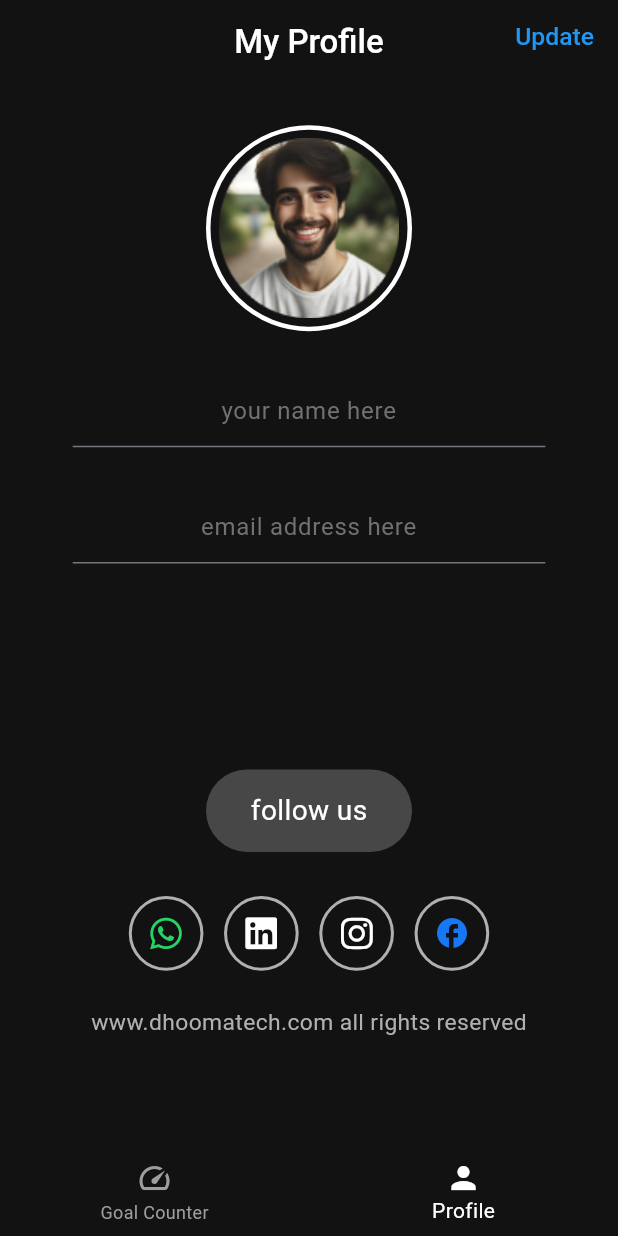
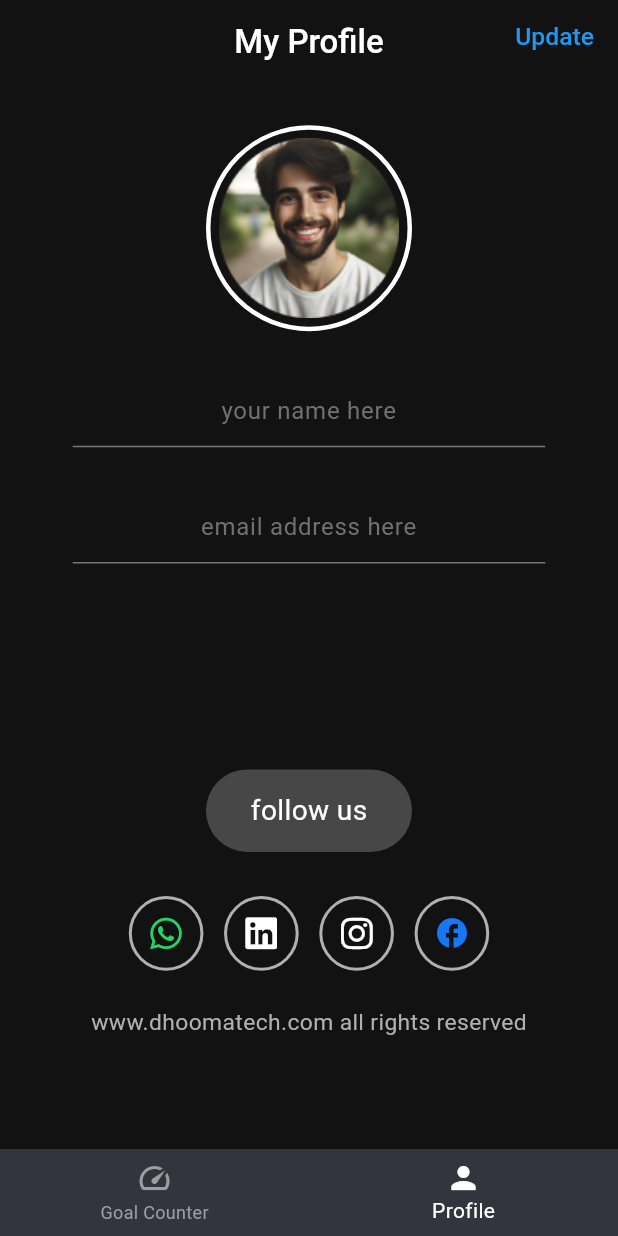
Before and after one commit to Syamkrishna2272/DayCounterApp, a Flutter app: the GoalCounterScreen screen opened directly, item 2 of the bottom bar chosen, on a phone screen of 412 x 824 dp. Run offline on Flutter 3.47's test engine with Material 3 defaults, Android fonts, the phone set to English and light mode, and no system bars; our stand-ins replace cloud_firestore, firebase_auth, firebase_core, firebase_storage, font_awesome_flutter, google_sign_in and 1 more; accounts and stored records are empty.

Commit message:
whatsapp icon functionality completed, footer color changed, and dialog color changed

```diff
--- a/lib/screen/addDialogscreen/goal_add_screen.dart
+++ b/lib/screen/addDialogscreen/goal_add_screen.dart
@@ -40,7 +40,7 @@ class _GoalAddingState extends State<GoalAdding> {
         borderRadius:
             BorderRadius.circular(MediaQuery.sizeOf(context).width / 35),
       ),
-      backgroundColor: const Color(0xFF34343E),
+      backgroundColor: Color.fromARGB(255, 29, 29, 35),
       child: Container(
         padding: EdgeInsets.all(MediaQuery.sizeOf(context).width / 25),
         child: Column(
--- a/lib/screen/homeScreen/goal_screen.dart
+++ b/lib/screen/homeScreen/goal_screen.dart
@@ -60,7 +60,7 @@ class _GoalCounterScreenState extends State<GoalCounterScreen> {
         child: _screens[_selectedIndex],
       ),
       bottomNavigationBar: BottomNavigationBar(
-        backgroundColor: const Color(0xFF121212),
+        backgroundColor:  Color(0xFF34343E),
         items: const [
           BottomNavigationBarItem(
             icon: Icon(Icons.speed),
--- a/lib/screen/profilescreen/user_profile.dart
+++ b/lib/screen/profilescreen/user_profile.dart
@@ -282,7 +282,10 @@ class _ProfileScreenState extends State<ProfileScreen> {
               Row(
                 mainAxisAlignment: MainAxisAlignment.center,
                 children: [
-                  const WhatsappIconWidget(),
+                  const WhatsappIconWidget(
+                    phoneNumber: '8891416677',
+                    countryCode: '+91',
+                  ),
                   SizedBox(width: MediaQuery.sizeOf(context).width / 30),
                   const LinkedinIconWidget(),
                   SizedBox(width: MediaQuery.sizeOf(context).width / 30),
--- a/lib/screen/profilescreen/widget/whatsapp_icon.dart
+++ b/lib/screen/profilescreen/widget/whatsapp_icon.dart
@@ -1,22 +1,24 @@
 import 'package:flutter/material.dart';
 import 'package:font_awesome_flutter/font_awesome_flutter.dart';
+import 'package:url_launcher/url_launcher.dart';
 
 class WhatsappIconWidget extends StatelessWidget {
-  const WhatsappIconWidget({
-    super.key,
-  });
+  final String phoneNumber;
+  final String countryCode;
+  const WhatsappIconWidget(
+      {super.key, required this.phoneNumber, required this.countryCode});
 
   @override
   Widget build(BuildContext context) {
     return InkWell(
-      // onTap: ()async {
-      //   final Uri url=Uri.parse('https://www.linkedin.com/company/dhoomatech/');
-      //   if(await canLaunchUrl(url)){
-      //     await launchUrl(url);
-      //   }else{
-      //     throw 'could not launch $url';
-      //   }
-      // },
+      onTap: () async {
+        final String fullphonenumber = '$countryCode$phoneNumber';
+        final Uri url = Uri.parse('https://wa.me/+$fullphonenumber');
+        if (await launchUrl(url, mode: LaunchMode.externalApplication)) {
+        } else {
+          throw 'could not launch $url';
+        }
+      },
       child: Container(
         decoration: BoxDecoration(
           shape: BoxShape.circle,
```
